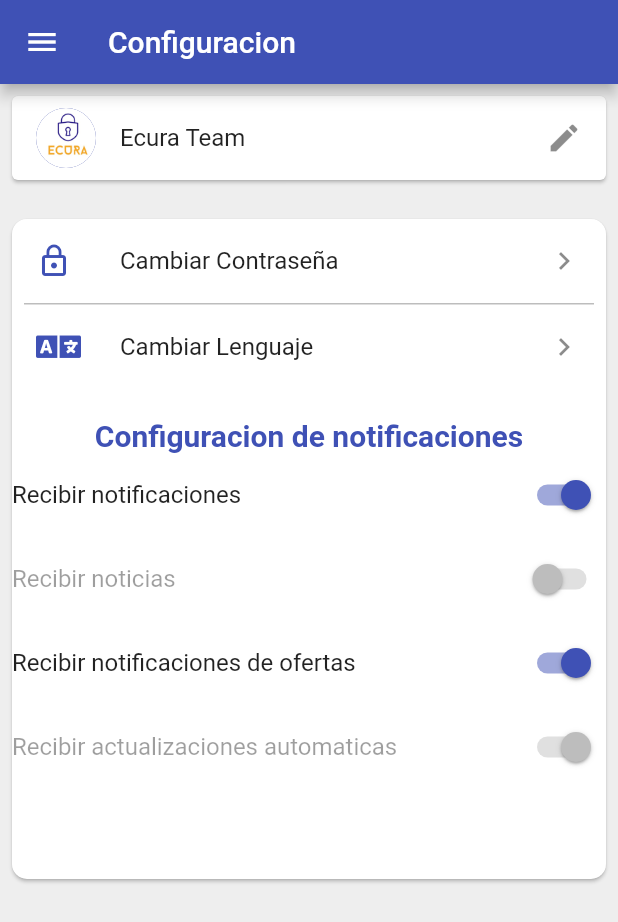
After one commit to vbarahona10/flutter_ecura, a Flutter app: the Settings screen opened directly, after a tap on "Cambiar Contraseña", on a phone screen of 412 x 824 dp. The commit adds this screen. Shown: the top 922 px of the screen. Run offline on Flutter 3.47's test engine with Material 2 defaults, Android fonts, the phone set to English and light mode, and no system bars; our stand-ins replace font_awesome_flutter, rflutter_alert, rxdart, video_player; project files that could hold a hidden picture were left out.

Commit message:
Se agrego la parte de Ajustes

```diff
--- a/lib/main_drawer.dart
+++ b/lib/main_drawer.dart
@@ -2,6 +2,7 @@ import 'package:flutter/material.dart';
 import 'package:quizstar/home.dart';
 import 'package:quizstar/modules.dart';
 import 'package:quizstar/src/pages/login_page.dart';
+import 'package:quizstar/src/pages/settings.dart';
 import 'details_screen.dart';
 import 'modules.dart';
 
@@ -92,6 +93,22 @@ class mainDrawer extends StatelessWidget {
             },
           ),
           ListTile(
+            leading: Icon(Icons.info),
+            title: Text('Configuracion',
+                style: TextStyle(
+                  fontSize: 18,
+                )),
+            onTap: () {
+              Navigator.push(
+                  context,
+                  MaterialPageRoute(
+                    builder: (context) => Settings(),
+                  ));
+              //Navigator.pushNamed(context, '/details_screen');
+              //Navigator.of(context).pushNamed(DetailsScreen.routename);
+            },
+          ),
+          ListTile(
             leading: Icon(Icons.verified_user),
             title: Text('Ingresar',
                 style: TextStyle(
--- /dev/null
+++ b/lib/src/pages/settings.dart
@@ -0,0 +1,118 @@
+import 'package:flutter/material.dart';
+import 'package:font_awesome_flutter/font_awesome_flutter.dart';
+import 'package:quizstar/main_drawer.dart';
+
+class Settings extends StatelessWidget {
+  @override
+  Widget build(BuildContext context) {
+    return Scaffold(
+      backgroundColor: Colors.grey.shade200,
+      appBar: AppBar(
+        title: Text('Configuracion'),
+      ),
+      drawer: mainDrawer(),
+      body: SingleChildScrollView(
+        child: Column(
+          crossAxisAlignment: CrossAxisAlignment.start,
+          children: <Widget>[
+            Card(
+              margin: const EdgeInsets.all(8.0),
+              child: ListTile(
+                title: Text("Ecura Team"),
+                leading: CircleAvatar(
+                  backgroundImage: AssetImage('images/ecura.jpeg'),
+                ),
+                trailing: Icon(Icons.edit),
+              ),
+            ),
+            const SizedBox(height: 10.0),
+            Card(
+              margin: const EdgeInsets.fromLTRB(8.0, 8.0, 8.0, 8.0),
+              shape: RoundedRectangleBorder(
+                  borderRadius: BorderRadius.circular(10.0)),
+              child: Column(
+                children: <Widget>[
+                  ListTile(
+                    leading: Icon(
+                      Icons.lock_outline,
+                      color: Colors.indigo,
+                    ),
+                    title: Text("Cambiar Contraseña"),
+                    trailing: Icon(Icons.keyboard_arrow_right),
+                    onTap: () {},
+                  ),
+                  Container(
+                    margin: const EdgeInsets.symmetric(horizontal: 8.0),
+                    width: double.infinity,
+                    height: 1.0,
+                    color: Colors.grey.shade400,
+                  ),
+                  ListTile(
+                    leading: Icon(
+                      FontAwesomeIcons.language,
+                      color: Colors.indigo,
+                    ),
+                    title: Text("Cambiar Lenguaje"),
+                    trailing: Icon(
+                      Icons.keyboard_arrow_right,
+                    ),
+                    onTap: () {},
+                  ),
+                  const SizedBox(height: 20.0),
+                  Text(
+                    "Configuracion de notificaciones",
+                    style: TextStyle(
+                      fontSize: 20.0,
+                      fontWeight: FontWeight.bold,
+                      color: Colors.indigo,
+                    ),
+                  ),
+                  SwitchListTile(
+                    activeColor: Colors.indigo,
+                    contentPadding: const EdgeInsets.all(0),
+                    value: true,
+                    title: Text("Recibir notificaciones"),
+                    onChanged: (val) {},
+                  ),
+                  SwitchListTile(
+                    activeColor: Colors.indigo,
+                    contentPadding: const EdgeInsets.all(0),
+                    value: false,
+                    title: Text("Recibir noticias"),
+                    onChanged: null,
+                  ),
+                  SwitchListTile(
+                    activeColor: Colors.indigo,
+                    contentPadding: const EdgeInsets.all(0),
+                    value: true,
+                    title: Text("Recibir notificaciones de ofertas"),
+                    onChanged: (val) {},
+                  ),
+                  SwitchListTile(
+                    activeColor: Colors.purple,
+                    contentPadding: const EdgeInsets.all(0),
+                    value: true,
+                    title: Text("Recibir actualizaciones automaticas"),
+                    onChanged: null,
+                  ),
+                  const SizedBox(height: 60.0),
+                ],
+              ),
+            ),
+          ],
+        ),
+      ),
+    );
+  }
+}
+
+Container _buildDivider() {
+  return Container(
+    margin: const EdgeInsets.symmetric(
+      horizontal: 8.0,
+    ),
+    width: double.infinity,
+    height: 1.0,
+    color: Colors.grey.shade400,
+  );
+}
--- a/pubspec.yaml
+++ b/pubspec.yaml
@@ -27,6 +27,7 @@ dependencies:
   rxdart: ^0.22.0
   video_player: "^0.5.1"
   rflutter_alert: ^1.0.3
+  font_awesome_flutter: ^8.8.1
 
 
 dev_dependencies:
```
Also changed, not shown: pubspec.lock.
